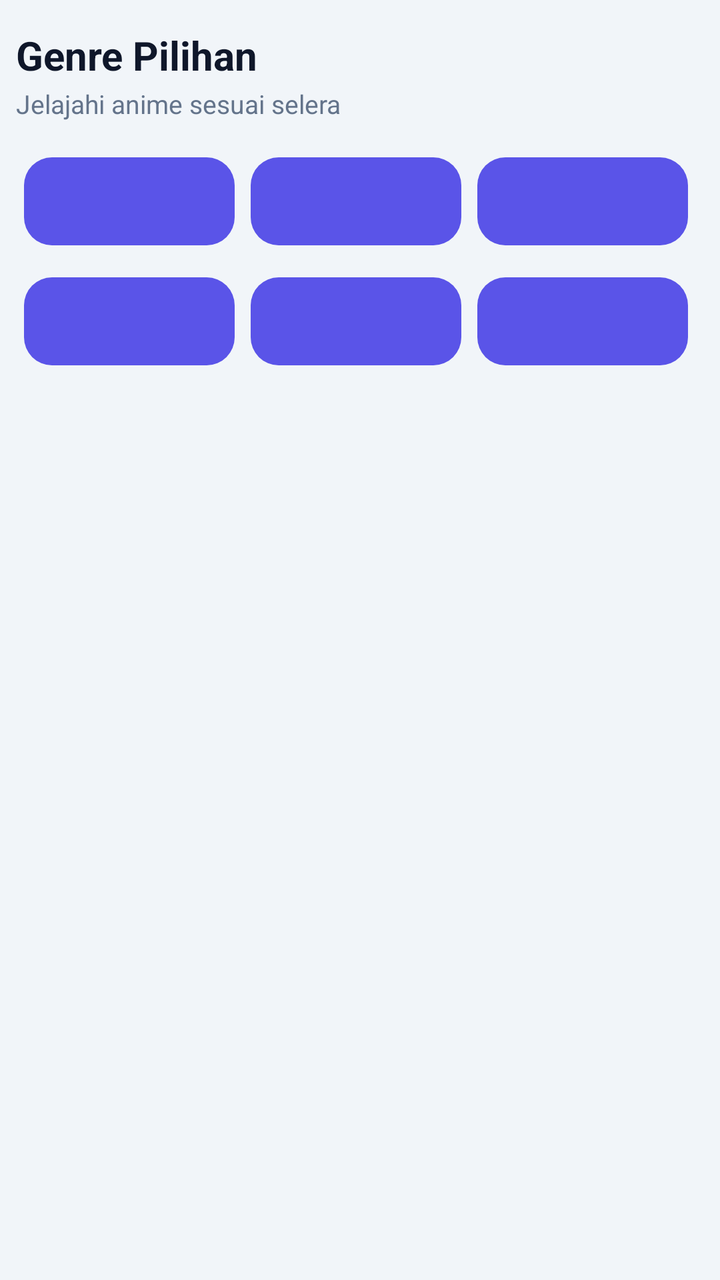
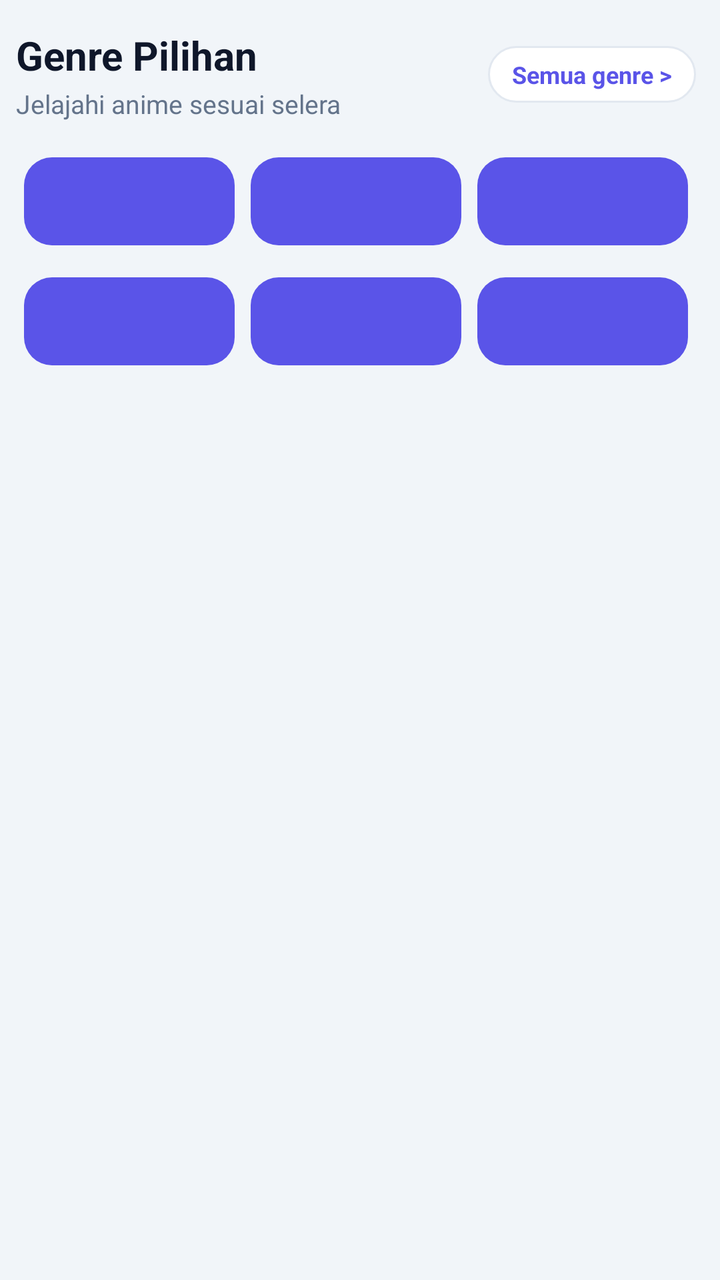

Screens rendered from an Android XML layout before and after an edit, with the pre-edit source and the edit as a unified diff.
<!-- AndroidManifest.xml: application theme Theme.AniStream -->
<!-- res/layout/ui_item_genre.xml -->
<?xml version="1.0" encoding="utf-8"?>
<LinearLayout xmlns:android="http://schemas.android.com/apk/res/android"
    xmlns:app="http://schemas.android.com/apk/res-auto"
    android:layout_width="match_parent"
    android:layout_height="wrap_content"
    android:orientation="vertical"
    android:paddingEnd="12dp"
    android:paddingStart="8dp"
    android:paddingTop="14dp"
    android:paddingBottom="8dp">

    <TextView
        android:layout_width="wrap_content"
        android:layout_height="wrap_content"
        android:text="@string/section_genre"
        android:textColor="@color/text_primary"
        android:textSize="20sp"
        android:textStyle="bold" />

    <TextView
        android:layout_width="wrap_content"
        android:layout_height="wrap_content"
        android:layout_marginTop="2dp"
        android:text="@string/section_genre_hint"
        android:textColor="@color/text_secondary"
        android:textSize="13sp" />

    <GridLayout
        android:layout_width="match_parent"
        android:layout_height="wrap_content"
        android:layout_marginTop="10dp"
        android:columnCount="3"
        android:rowCount="2"
        android:useDefaultMargins="false">

        <com.google.android.material.button.MaterialButton
            android:id="@+id/uiGenre0"
            style="@style/Widget.Material3.Button"
            android:layout_width="0dp"
            android:layout_height="52dp"
            android:layout_columnWeight="1"
            android:layout_margin="4dp"
            android:ellipsize="end"
            android:maxLines="1"
            android:textColor="#FFFFFF"
            android:textSize="13sp"
            android:textStyle="bold"
            app:cornerRadius="14dp" />

        <com.google.android.material.button.MaterialButton
            android:id="@+id/uiGenre1"
            style="@style/Widget.Material3.Button"
            android:layout_width="0dp"
            android:layout_height="52dp"
            android:layout_columnWeight="1"
            android:layout_margin="4dp"
            android:ellipsize="end"
            android:maxLines="1"
            android:textColor="#FFFFFF"
            android:textSize="13sp"
            android:textStyle="bold"
            app:cornerRadius="14dp" />

        <com.google.android.material.button.MaterialButton
            android:id="@+id/uiGenre2"
            style="@style/Widget.Material3.Button"
            android:layout_width="0dp"
            android:layout_height="52dp"
            android:layout_columnWeight="1"
            android:layout_margin="4dp"
            android:ellipsize="end"
            android:maxLines="1"
            android:textColor="#3A2E00"
            android:textSize="13sp"
            android:textStyle="bold"
            app:cornerRadius="14dp" />

        <com.google.android.material.button.MaterialButton
            android:id="@+id/uiGenre3"
            style="@style/Widget.Material3.Button"
            android:layout_width="0dp"
            android:layout_height="52dp"
            android:layout_columnWeight="1"
            android:layout_margin="4dp"
            android:ellipsize="end"
            android:maxLines="1"
            android:textColor="#FFFFFF"
            android:textSize="13sp"
            android:textStyle="bold"
            app:cornerRadius="14dp" />

        <com.google.android.material.button.MaterialButton
            android:id="@+id/uiGenre4"
            style="@style/Widget.Material3.Button"
            android:layout_width="0dp"
            android:layout_height="52dp"
            android:layout_columnWeight="1"
            android:layout_margin="4dp"
            android:ellipsize="end"
            android:maxLines="1"
            android:textColor="#FFFFFF"
            android:textSize="13sp"
            android:textStyle="bold"
            app:cornerRadius="14dp" />

        <com.google.android.material.button.MaterialButton
            android:id="@+id/uiGenre5"
            style="@style/Widget.Material3.Button"
            android:layout_width="0dp"
            android:layout_height="52dp"
            android:layout_columnWeight="1"
            android:layout_margin="4dp"
            android:ellipsize="end"
            android:maxLines="1"
            android:textColor="#FFFFFF"
            android:textSize="13sp"
            android:textStyle="bold"
            app:cornerRadius="14dp" />
    </GridLayout>
</LinearLayout>
<!-- resources referenced by this layout -->
<resources>
  <color name="text_primary">#0F172A</color>
  <color name="text_secondary">#64748B</color>
  <string name="section_genre">Genre Pilihan</string>
  <string name="section_genre_hint">Jelajahi anime sesuai selera</string>
  <style name="Theme.AniStream" parent="Theme.Material3.DayNight.NoActionBar">
          <item name="colorPrimary">@color/primary</item>
          <item name="colorOnPrimary">@color/on_primary</item>
          
          <item name="colorPrimaryContainer">@color/accent_soft</item>
          <item name="colorSecondary">@color/accent</item>
          <item name="colorOnSecondary">@color/on_primary</item>
          <item name="colorSurface">@color/card_bg</item>
          
          <item name="colorOutline">@color/border</item>
          <item name="colorOutlineVariant">@color/border</item>
          <item name="android:colorBackground">@color/window_bg</item>
          <item name="android:textColorPrimary">@color/text_primary</item>
          <item name="android:textColorSecondary">@color/text_secondary</item>
          <item name="android:windowBackground">@color/window_bg</item>
          <item name="android:statusBarColor">@color/window_bg</item>
          <item name="android:navigationBarColor">@color/nav_bg</item>
      </style>
  <color name="primary">#5A54E8</color>
  <color name="on_primary">#FFFFFF</color>
  <color name="accent_soft">#E0E7FF</color>
  <color name="accent">#5A54E8</color>
  <color name="card_bg">#FFFFFF</color>
  <color name="border">#E2E8F0</color>
  <color name="window_bg">#F1F5F9</color>
  <color name="nav_bg">#FFFFFF</color>
</resources>

<!-- the commit's change to res/layout/ui_item_genre.xml (unified diff, before → after) -->
@@ -9,21 +9,49 @@
     android:paddingTop="14dp"
     android:paddingBottom="8dp">
 
-    <TextView
-        android:layout_width="wrap_content"
+    <LinearLayout
+        android:layout_width="match_parent"
         android:layout_height="wrap_content"
-        android:text="@string/section_genre"
-        android:textColor="@color/text_primary"
-        android:textSize="20sp"
-        android:textStyle="bold" />
+        android:gravity="center_vertical"
+        android:orientation="horizontal">
 
-    <TextView
-        android:layout_width="wrap_content"
-        android:layout_height="wrap_content"
-        android:layout_marginTop="2dp"
-        android:text="@string/section_genre_hint"
-        android:textColor="@color/text_secondary"
-        android:textSize="13sp" />
+        <LinearLayout
+            android:layout_width="0dp"
+            android:layout_height="wrap_content"
+            android:layout_weight="1"
+            android:orientation="vertical">
+
+            <TextView
+                android:layout_width="wrap_content"
+                android:layout_height="wrap_content"
+                android:text="@string/section_genre"
+                android:textColor="@color/text_primary"
+                android:textSize="20sp"
+                android:textStyle="bold" />
+
+            <TextView
+                android:layout_width="wrap_content"
+                android:layout_height="wrap_content"
+                android:layout_marginTop="2dp"
+                android:text="@string/section_genre_hint"
+                android:textColor="@color/text_secondary"
+                android:textSize="13sp" />
+        </LinearLayout>
+
+        <TextView
+            android:id="@+id/uiGenreAll"
+            android:layout_width="wrap_content"
+            android:layout_height="wrap_content"
+            android:background="@drawable/ui_bg_pill"
+            android:clickable="true"
+            android:focusable="true"
+            android:paddingHorizontal="12dp"
+            android:paddingVertical="6dp"
+            android:text="@string/genre_all"
+            android:textColor="?attr/colorPrimary"
+            android:textSize="12sp"
+            android:textStyle="bold" />
+    </LinearLayout>
 
     <GridLayout
         android:layout_width="match_parent"
<!-- resource entries referenced after the edit -->
@@ -2,6 +2,14 @@
 <resources>
   <color name="text_primary">#0F172A</color>
   <color name="text_secondary">#64748B</color>
+  <!-- drawable ui_bg_pill (drawable) -->
+  <?xml version="1.0" encoding="utf-8"?>
+  <shape xmlns:android="http://schemas.android.com/apk/res/android" android:shape="rectangle">
+      <solid android:color="@color/card_bg" />
+      <corners android:radius="99dp" />
+      <stroke android:width="1dp" android:color="@color/border" />
+  </shape>
+  <string name="genre_all">Semua genre &gt;</string>
   <string name="section_genre">Genre Pilihan</string>
   <string name="section_genre_hint">Jelajahi anime sesuai selera</string>
   <style name="Theme.AniStream" parent="Theme.Material3.DayNight.NoActionBar">
